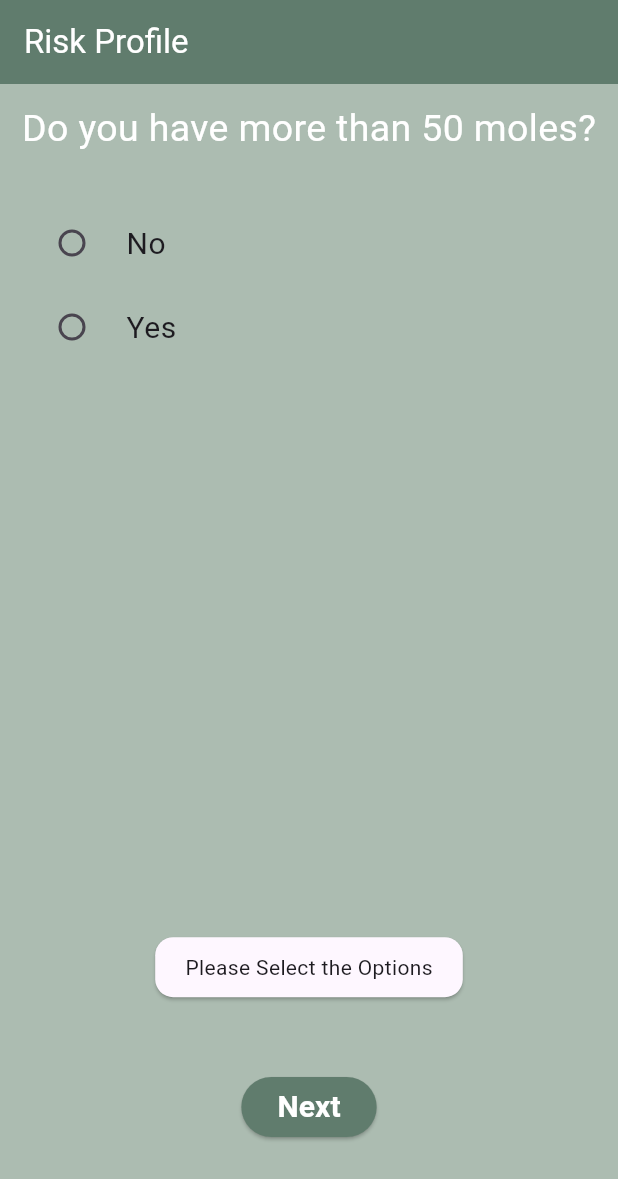
After one commit to kusha2000/Derma_Skin_App, a Flutter app: the StartRiskProfile screen opened directly, after a tap on "Next", on a phone screen of 412 x 824 dp. The commit adds this screen. Shown: the top 1179 px of the screen. Run offline on Flutter 3.47's test engine with Material 3 defaults, Android fonts, the phone set to English and light mode, and no system bars; our stand-ins replace cloud_firestore, firebase_auth, firebase_core, get, velocity_x; accounts and stored records are empty.

Commit message:
Create the Risk Profile

```diff
--- /dev/null
+++ b/lib/Pages/Risk_Profile/risk_answer_model.dart
@@ -0,0 +1,10 @@
+class AnswerRiskModel {
+  List<String> answers;
+
+  AnswerRiskModel(int numberOfQuestions)
+      : answers = List.filled(numberOfQuestions, '');
+
+  void setAnswer(int index, String answer) {
+    answers[index] = answer;
+  }
+}
--- /dev/null
+++ b/lib/Pages/Risk_Profile/risk_question.dart
@@ -0,0 +1,6 @@
+class Question {
+  final String questionText;
+  final List<String> options;
+
+  Question({required this.questionText, required this.options});
+}
--- /dev/null
+++ b/lib/Pages/Risk_Profile/risk_question_page.dart
@@ -0,0 +1,146 @@
+import 'package:flutter/material.dart';
+import 'package:derma_skin_app/Pages/Risk_Profile/risk_question.dart';
+import 'package:derma_skin_app/Pages/Risk_Profile/risk_answer_model.dart';
+import 'package:derma_skin_app/Pages/Risk_Profile/risk_result_page.dart';
+import 'package:velocity_x/velocity_x.dart';
+
+class QuestionPage extends StatefulWidget {
+  final int questionIndex;
+  final AnswerRiskModel answerModel;
+  final List<Question> questions;
+
+  QuestionPage({
+    required this.questionIndex,
+    required this.answerModel,
+    required this.questions,
+  });
+
+  @override
+  _QuestionPageState createState() => _QuestionPageState();
+}
+
+class _QuestionPageState extends State<QuestionPage> {
+  late String? selectedAnswer;
+
+  @override
+  void initState() {
+    super.initState();
+    selectedAnswer = widget.answerModel.answers[widget.questionIndex];
+  }
+
+  @override
+  Widget build(BuildContext context) {
+    final question = widget.questions[widget.questionIndex];
+    return Scaffold(
+      appBar: AppBar(
+        title: const Text(
+          'Risk Profile',
+          style: TextStyle(color: Colors.white),
+        ),
+        backgroundColor: Color(0xFF607C6D),
+        automaticallyImplyLeading: false,
+      ),
+      body: Container(
+        color: Color(0xFFACBCB1),
+        child: Padding(
+          padding: const EdgeInsets.all(12.0),
+          child: Column(
+            mainAxisAlignment: MainAxisAlignment.spaceBetween,
+            children: [
+              Column(
+                children: [
+                  Text(
+                    question.questionText,
+                    style: const TextStyle(color: Colors.white, fontSize: 25.0),
+                  ),
+                  SizedBox(height: 30),
+                  ...question.options.map((option) {
+                    return RadioListTile<String>(
+                      title: Text(
+                        option,
+                        style: const TextStyle(fontSize: 20.0),
+                      ),
+                      value: option,
+                      groupValue: selectedAnswer,
+                      onChanged: (value) {
+                        setState(() {
+                          selectedAnswer = value;
+                        });
+                        widget.answerModel
+                            .setAnswer(widget.questionIndex, value!);
+                      },
+                    );
+                  }).toList(),
+                ],
+              ),
+              Padding(
+                padding: const EdgeInsets.only(bottom: 50),
+                child: Row(
+                  mainAxisAlignment: MainAxisAlignment.center,
+                  children: [
+                    if (widget.questionIndex > 0)
+                      Padding(
+                        padding: const EdgeInsets.only(right: 50),
+                        child: ElevatedButton(
+                          onPressed: () {
+                            Navigator.pop(context);
+                          },
+                          child: const Text(
+                            'Previous',
+                            style: TextStyle(
+                                color: Color(0xFF607C6D),
+                                fontWeight: FontWeight.bold,
+                                fontSize: 20),
+                          ),
+                        ),
+                      ),
+                    ElevatedButton(
+                      style: ElevatedButton.styleFrom(
+                        backgroundColor: Color(0xFF607C6D), // Background color
+                      ),
+                      onPressed: () {
+                        if (selectedAnswer == "") {
+                          VxToast.show(context,
+                              msg: "Please Select the Options");
+                        } else {
+                          if (widget.questionIndex <
+                              widget.questions.length - 1) {
+                            Navigator.push(
+                              context,
+                              MaterialPageRoute(
+                                builder: (context) => QuestionPage(
+                                  questionIndex: widget.questionIndex + 1,
+                                  answerModel: widget.answerModel,
+                                  questions: widget.questions,
+                                ),
+                              ),
+                            );
+                          } else {
+                            Navigator.push(
+                              context,
+                              MaterialPageRoute(
+                                builder: (context) => RiskResultPage(
+                                    answerModel: widget.answerModel),
+                              ),
+                            );
+                          }
+                        }
+                      },
+                      child: const Text(
+                        'Next',
+                        style: TextStyle(
+                            color: Colors.white,
+                            fontWeight: FontWeight.bold,
+                            fontSize: 20),
+                      ),
+                    ),
+                  ],
+                ),
+              ),
+            ],
+          ),
+        ),
+      ),
+    );
+  }
+}
--- /dev/null
+++ b/lib/Pages/Risk_Profile/risk_result_page.dart
@@ -0,0 +1,24 @@
+import 'package:flutter/material.dart';
+import 'package:derma_skin_app/Pages/Risk_Profile/risk_answer_model.dart';
+
+class RiskResultPage extends StatelessWidget {
+  final AnswerRiskModel answerModel;
+
+  RiskResultPage({required this.answerModel});
+
+  @override
+  Widget build(BuildContext context) {
+    return Scaffold(
+      appBar: AppBar(title: Text('Results')),
+      body: ListView.builder(
+        itemCount: answerModel.answers.length,
+        itemBuilder: (context, index) {
+          return ListTile(
+            title: Text('Question ${index + 1}'),
+            subtitle: Text('Answer: ${answerModel.answers[index]}'),
+          );
+        },
+      ),
+    );
+  }
+}
--- /dev/null
+++ b/lib/Pages/Risk_Profile/risk_start.dart
@@ -0,0 +1,51 @@
+import 'package:flutter/material.dart';
+import 'package:derma_skin_app/Pages/Risk_Profile/risk_question.dart';
+import 'package:derma_skin_app/Pages/Risk_Profile/risk_answer_model.dart';
+import 'package:derma_skin_app/Pages/Risk_Profile/risk_question_page.dart';
+
+class StartRiskProfile extends StatelessWidget {
+  @override
+  Widget build(BuildContext context) {
+    final List<Question> questions = [
+      Question(
+          questionText: 'Do you have more than 50 moles?',
+          options: ['No', 'Yes']),
+      Question(
+          questionText:
+              'Do you have over 3 suspicious moles, which look different than your other moles?',
+          options: ['No', 'Yes']),
+      Question(
+          questionText:
+              'Do you have a pale skin which burns easily (potentially combined with red or light hair and freckles)?',
+          options: ['No', 'Yes']),
+      Question(
+          questionText:
+              'Did you experience severe sunburns (with blisters) at least twice during your childhood?',
+          options: ['No', 'Yes']),
+      Question(
+          questionText:
+              'On average, do you go outside for more than 2 hours a day without protecting your skin from sunlight(sunscreen or covering clothing)?',
+          options: ['No', 'Yes']),
+      Question(
+          questionText:
+              'Have you ever been treated for one or multiple malignant moles(melanoma) or another form of skin cancer?',
+          options: ['No', 'Yes']),
+      Question(
+          questionText:
+              'Has any of your close family ever experienced malignant or suspicious moles( only parents or children)?',
+          options: ['No', 'Yes']),
+      Question(
+          questionText:
+              'Does any of your close family suffer from pancreatic cancer (only parent or children)?',
+          options: ['No', 'Yes']),
+    ];
+
+    return Scaffold(
+      body: QuestionPage(
+        questionIndex: 0,
+        answerModel: AnswerRiskModel(questions.length),
+        questions: questions,
+      ),
+    );
+  }
+}
--- a/lib/main.dart
+++ b/lib/main.dart
@@ -4,6 +4,7 @@ import 'package:derma_skin_app/Pages/Get_Started_page.dart';
 import 'package:flutter/material.dart';
 import 'package:firebase_core/firebase_core.dart';
 import 'package:get/get.dart';
+import 'package:derma_skin_app/Pages/Risk_Profile/risk_start.dart';
 
 void main() async {
   WidgetsFlutterBinding.ensureInitialized();
@@ -30,6 +31,7 @@ class MyApp extends StatelessWidget {
     return MaterialApp(
       debugShowCheckedModeBanner: false,
       home: MainPage(),
+      // home: StartRiskProfile(),
     );
   }
 }
```
